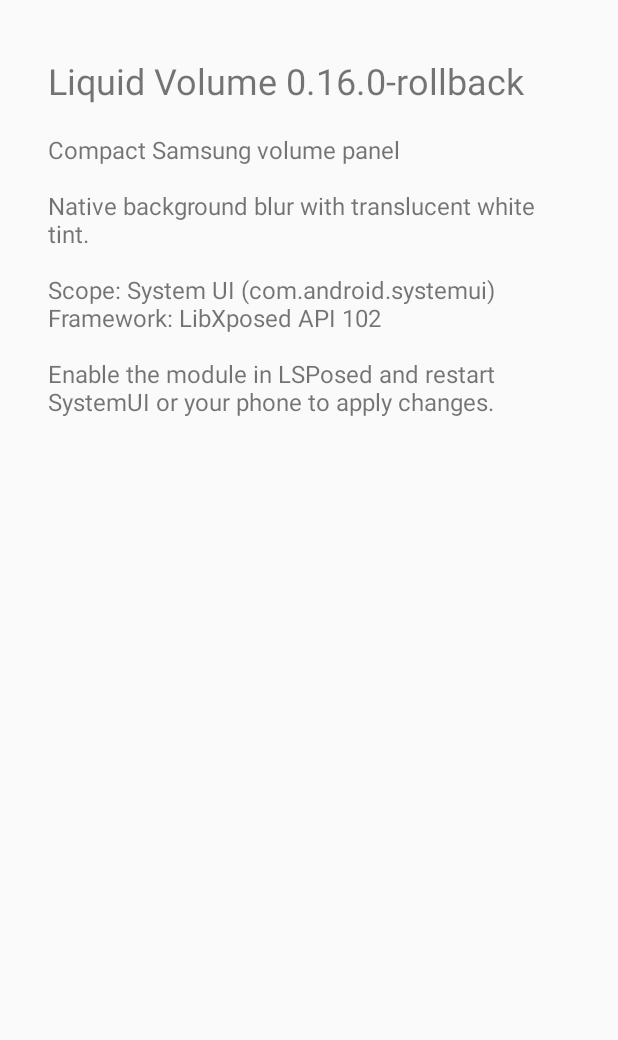
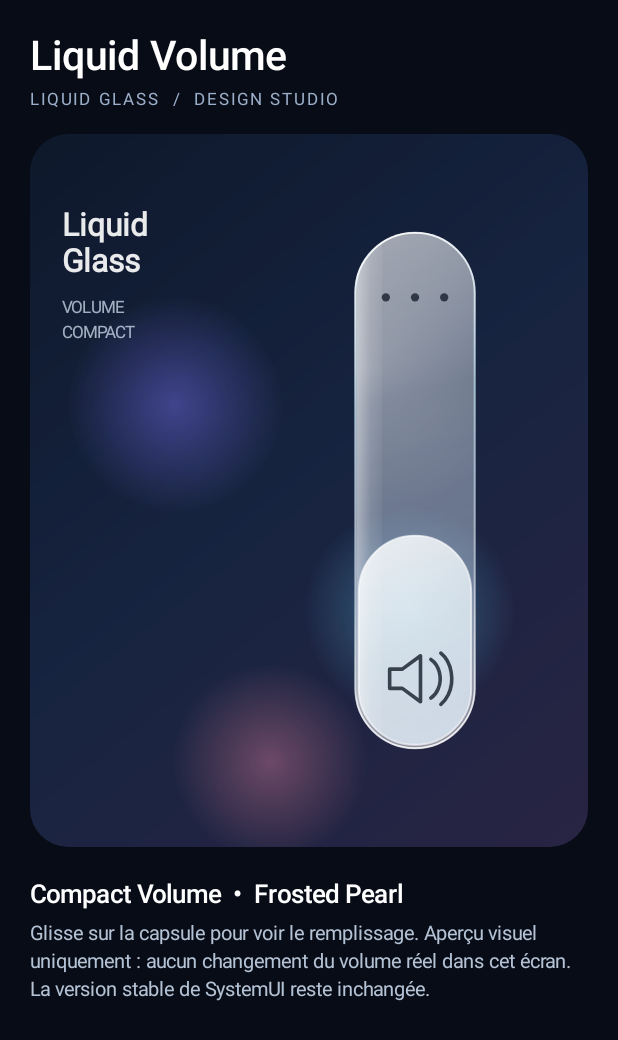
Before and after one commit to Vadinyt/LiquidVolume, an Android app: the screen it shows after launch (MainActivity), on a phone screen of 412 x 824 dp. Shown: the top 1040 px of the screen. Run offline under Robolectric (Android 15) with nearby library versions, the phone set to English and light mode, and no system bars.

Commit message:
Replace diagnostic screen with polished interactive Liquid Glass design studio

```diff
--- a/app/src/main/java/com/liquidvolume/module/MainActivity.kt
+++ b/app/src/main/java/com/liquidvolume/module/MainActivity.kt
@@ -1,26 +1,74 @@
 package com.liquidvolume.module
 
 import android.app.Activity
+import android.graphics.Color
 import android.os.Bundle
+import android.view.Gravity
+import android.view.ViewGroup
 import android.widget.LinearLayout
 import android.widget.TextView
 
+/**
+ * Design studio, not an alternate system-volume UI.
+ * The real compact panel remains owned by Samsung SystemUI.
+ */
 class MainActivity : Activity() {
+
+    private val density get() = resources.displayMetrics.density
+    private fun dp(value: Float) = (value * density + 0.5f).toInt()
+
     override fun onCreate(savedInstanceState: Bundle?) {
         super.onCreate(savedInstanceState)
+        window.statusBarColor = Color.rgb(8, 12, 22)
+        window.navigationBarColor = Color.rgb(8, 12, 22)
+
         val root = LinearLayout(this).apply {
             orientation = LinearLayout.VERTICAL
-            setPadding(48, 56, 48, 48)
+            setPadding(dp(20f), dp(18f), dp(20f), dp(16f))
+            setBackgroundColor(Color.rgb(8, 12, 22))
         }
+
         root.addView(TextView(this).apply {
-            text = "Liquid Volume " + BuildConfig.VERSION_NAME
-            textSize = 24f
+            text = "Liquid Volume"
+            setTextColor(Color.WHITE)
+            textSize = 27f
+            typeface = android.graphics.Typeface.create("sans-serif-medium", android.graphics.Typeface.NORMAL)
         })
         root.addView(TextView(this).apply {
-            text = "Compact Samsung volume panel\n\nNative background blur with translucent white tint.\n\nScope: System UI (com.android.systemui)\nFramework: LibXposed API 102\n\nEnable the module in LSPosed and restart SystemUI or your phone to apply changes."
-            textSize = 16f
-            setPadding(0, 28, 0, 0)
+            text = "LIQUID GLASS  /  DESIGN STUDIO"
+            setTextColor(0xFF9BAEC9.toInt())
+            textSize = 11f
+            letterSpacing = 0.14f
+            setPadding(0, dp(4f), 0, dp(16f))
         })
+
+        root.addView(LiquidGlassPreviewView(this).apply {
+            clipToOutline = true
+            background = android.graphics.drawable.GradientDrawable().apply {
+                cornerRadius = dp(25f).toFloat()
+                setColor(0xFF15213A.toInt())
+            }
+        }, LinearLayout.LayoutParams(
+            ViewGroup.LayoutParams.MATCH_PARENT,
+            dp(475f)
+        ))
+
+        root.addView(TextView(this).apply {
+            text = "Compact Volume  •  Frosted Pearl"
+            textSize = 17f
+            setTextColor(Color.WHITE)
+            typeface = android.graphics.Typeface.create("sans-serif-medium", android.graphics.Typeface.NORMAL)
+            setPadding(0, dp(19f), 0, dp(6f))
+        })
+        root.addView(TextView(this).apply {
+            text = "Glisse sur la capsule pour voir le remplissage. " +
+                "Aperçu visuel uniquement : aucun changement du volume réel dans cet écran. " +
+                "La version stable de SystemUI reste inchangée."
+            textSize = 13f
+            setTextColor(0xFFB4C2D5.toInt())
+            setLineSpacing(dp(3f).toFloat(), 1f)
+        })
+
         setContentView(root)
     }
 }
```
